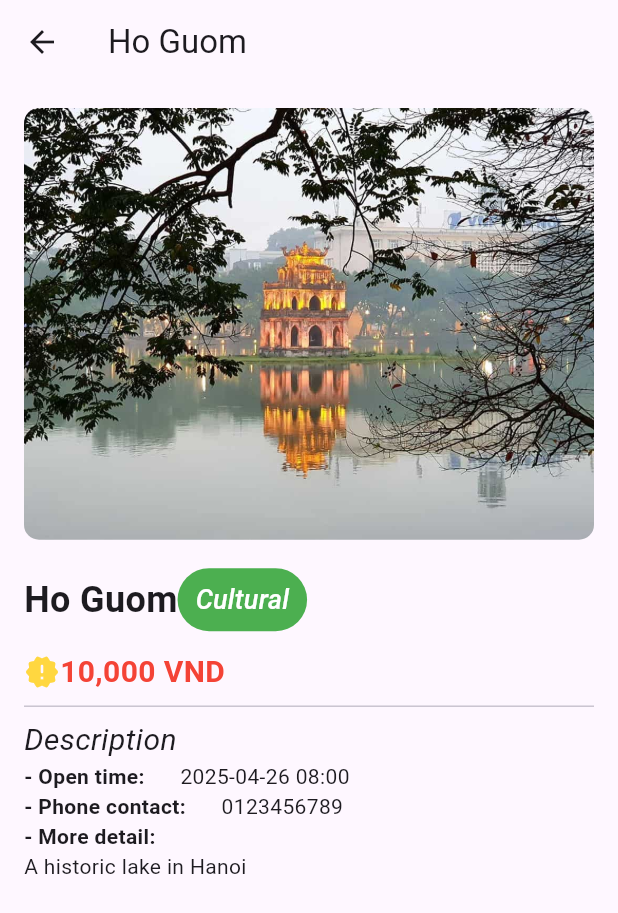
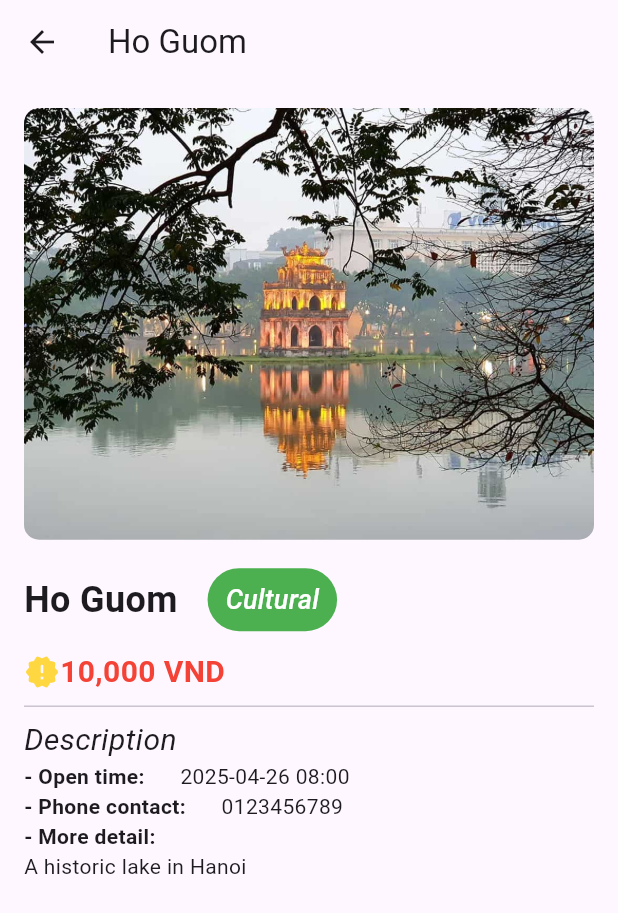
Before and after one commit to SFAri/TravelApp, a Flutter app: the screen it shows after launch, after a tap on "Ho Guom", on a phone screen of 412 x 824 dp. Shown: the top 913 px of the screen. Run offline on Flutter 3.47's test engine with Material 3 defaults, Android fonts, the phone set to English and light mode, and no system bars; our stand-ins replace carousel_slider.

Commit message:
fix UI detail

```diff
--- a/travel_app/lib/screens/destination_detail.dart
+++ b/travel_app/lib/screens/destination_detail.dart
@@ -28,6 +28,7 @@ class _DestinationDetailScreenState extends State<DestinationDetailScreen> {
             ),
             SizedBox(height: 16),
             Wrap(
+              spacing: 20,
               direction: Axis.horizontal,
               crossAxisAlignment: WrapCrossAlignment.center,
               alignment: WrapAlignment.spaceBetween,
```
